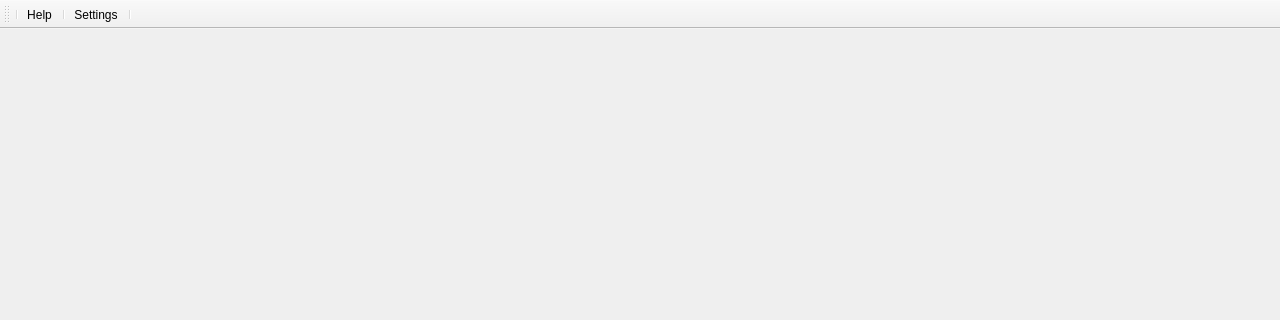
First picture: the form in gui/main_window_ui.ui, repository Wireless-Research-Tester/Automated-Wireless-Research-Tester, before the edit; both pictures show x 0 to 1280 and y 0 to 320 of the 1280 by 755 pixel window.
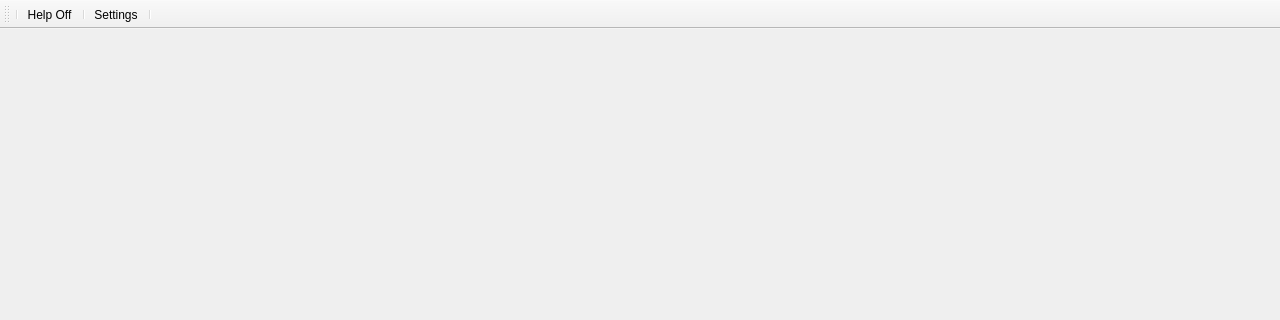
Second picture: the form after the edit. Icons and pictures are not drawn.

Commit message: 0.8.3 - toggle help on and off

```diff
--- a/gui/main_window_ui.ui
+++ b/gui/main_window_ui.ui
@@ -76,7 +76,7 @@
      <normaloff>:/images/gui/Help-icon.png</normaloff>:/images/gui/Help-icon.png</iconset>
    </property>
    <property name="text">
-    <string>Help</string>
+    <string>Help Off</string>
    </property>
    <property name="shortcut">
     <string>Ctrl+B</string>
```
The commit also changes 6 other files.
